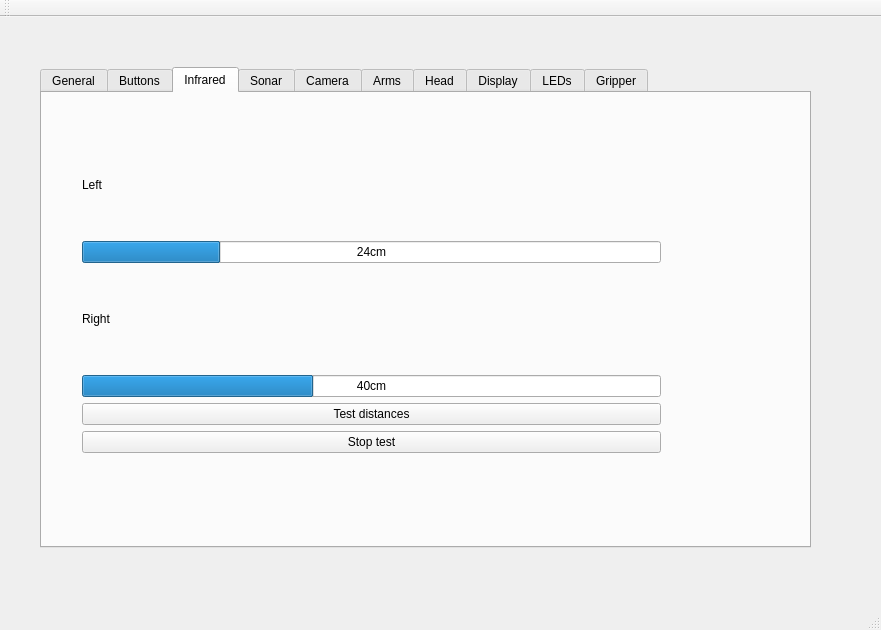
Above: src/baxter_gui/baxtergui.ui from HumaRobotics/baxter_gui before the change. Below: the same form after it.
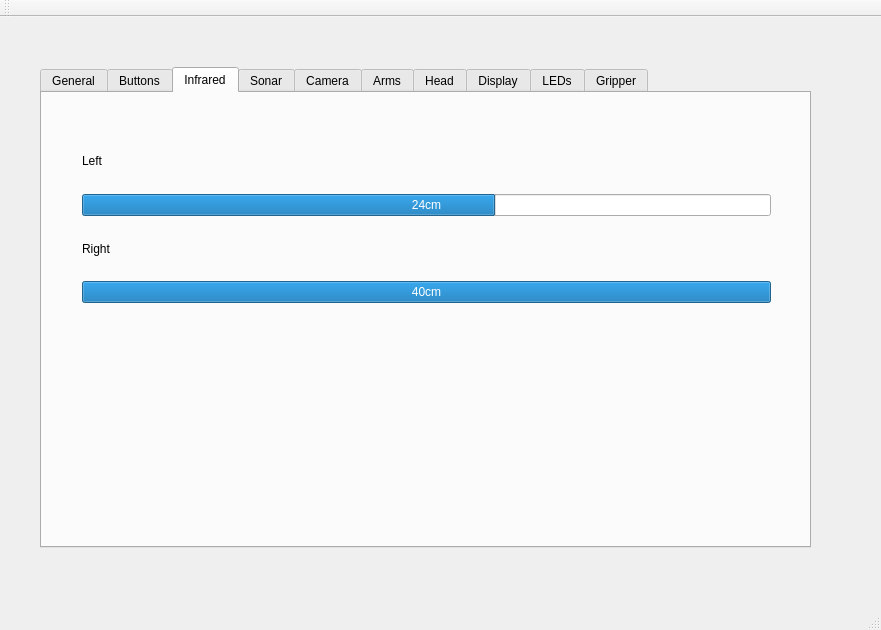
That is the form after the change. The open tabs and pages were chosen to show the change.

Commit message: infrared working general tab half implmemented

Diff of the .ui file:
```diff
--- a/src/baxter_gui/baxtergui.ui
+++ b/src/baxter_gui/baxtergui.ui
@@ -218,8 +218,8 @@
        <rect>
         <x>29</x>
         <y>30</y>
-        <width>601</width>
-        <height>341</height>
+        <width>711</width>
+        <height>191</height>
        </rect>
       </property>
       <layout class="QVBoxLayout" name="verticalLayout_5">
@@ -232,11 +232,14 @@
        </item>
        <item>
         <widget class="QProgressBar" name="left_ir_range">
+         <property name="maximum">
+          <number>40</number>
+         </property>
          <property name="value">
           <number>24</number>
          </property>
          <property name="format">
-          <string>%pcm</string>
+          <string>%vcm</string>
          </property>
         </widget>
        </item>
@@ -250,7 +253,7 @@
        <item>
         <widget class="QProgressBar" name="right_ir_range">
          <property name="maximum">
-          <number>100</number>
+          <number>40</number>
          </property>
          <property name="value">
           <number>40</number>
@@ -259,21 +262,7 @@
           <bool>true</bool>
          </property>
          <property name="format">
-          <string notr="true">%pcm</string>
-         </property>
-        </widget>
-       </item>
-       <item>
-        <widget class="QPushButton" name="btn_test_distances">
-         <property name="text">
-          <string>Test distances</string>
-         </property>
-        </widget>
-       </item>
-       <item>
-        <widget class="QPushButton" name="btn_stop_ir_distance">
-         <property name="text">
-          <string>Stop test</string>
+          <string notr="true">%vcm</string>
          </property>
         </widget>
        </item>
```
Left out of the diff: 20 changed lines with no effect on the pictures. The commit also changes 2 other files.
